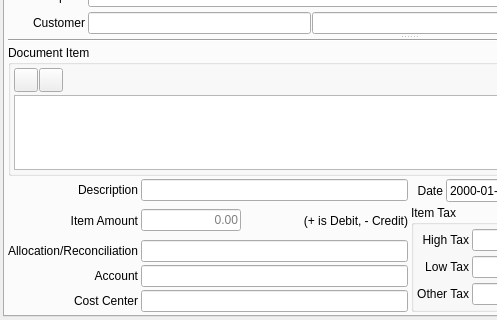
Old version of the form acc/src/gui/acc_gltransactionwidget.ui in the repository hermixy/biluna; both pictures show x 0 to 497 and y 266 to 586 of the 818 by 586 pixel window.
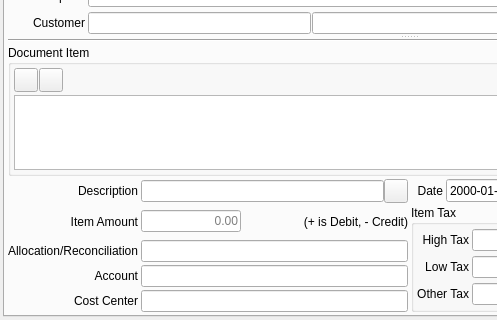
New version of the form. Icons and pictures are not drawn. Custom widgets are drawn as their Qt base class.

The edit to the form file:
```diff
--- a/acc/src/gui/acc_gltransactionwidget.ui
+++ b/acc/src/gui/acc_gltransactionwidget.ui
@@ -807,7 +807,7 @@
            </item>
           </layout>
          </widget>
-         <widget class="QWidget" name="">
+         <widget class="QWidget" name="layoutWidget">
           <layout class="QGridLayout" name="gridLayout_9">
            <property name="spacing">
             <number>3</number>
@@ -970,28 +970,6 @@
                </property>
               </widget>
              </item>
-             <item row="0" column="1">
-              <widget class="QLineEdit" name="leItemDescription">
-               <property name="sizePolicy">
-                <sizepolicy hsizetype="Expanding" vsizetype="Fixed">
-                 <horstretch>1</horstretch>
-                 <verstretch>0</verstretch>
-                </sizepolicy>
-               </property>
-               <property name="minimumSize">
-                <size>
-                 <width>0</width>
-                 <height>0</height>
-                </size>
-               </property>
-               <property name="maximumSize">
-                <size>
-                 <width>16777215</width>
-                 <height>16777215</height>
-                </size>
-               </property>
-              </widget>
-             </item>
              <item row="1" column="0">
               <widget class="QLabel" name="lblItemAmount">
                <property name="text">
@@ -1134,6 +1112,42 @@
              <item row="4" column="1">
               <widget class="RB_IdxLineEdit" name="ileCostCenter"/>
              </item>
+             <item row="0" column="1">
+              <layout class="QHBoxLayout" name="horizontalLayout_2">
+               <property name="spacing">
+                <number>0</number>
+               </property>
+               <item>
+                <widget class="QLineEdit" name="leItemDescription"/>
+               </item>
+               <item>
+                <widget class="QPushButton" name="pbEditInvoiceItemDetail">
+                 <property name="minimumSize">
+                  <size>
+                   <width>24</width>
+                   <height>24</height>
+                  </size>
+                 </property>
+                 <property name="maximumSize">
+                  <size>
+                   <width>24</width>
+                   <height>24</height>
+                  </size>
+                 </property>
+                 <property name="toolTip">
+                  <string>Edit invoice item details</string>
+                 </property>
+                 <property name="text">
+                  <string/>
+                 </property>
+                 <property name="icon">
+                  <iconset resource="../../../db/src/gui/db.qrc">
+                   <normaloff>:/images/icons/pencil.png</normaloff>:/images/icons/pencil.png</iconset>
+                 </property>
+                </widget>
+               </item>
+              </layout>
+             </item>
             </layout>
            </item>
            <item row="2" column="1">
```
Left out of the diff: 3 changed lines with no effect on the pictures.
